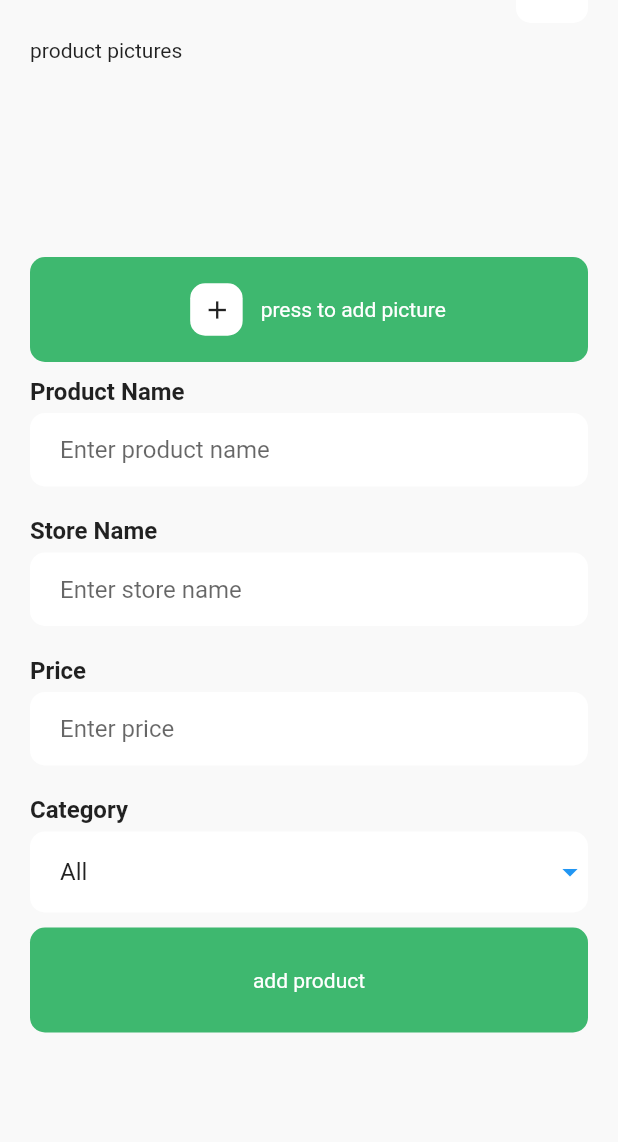
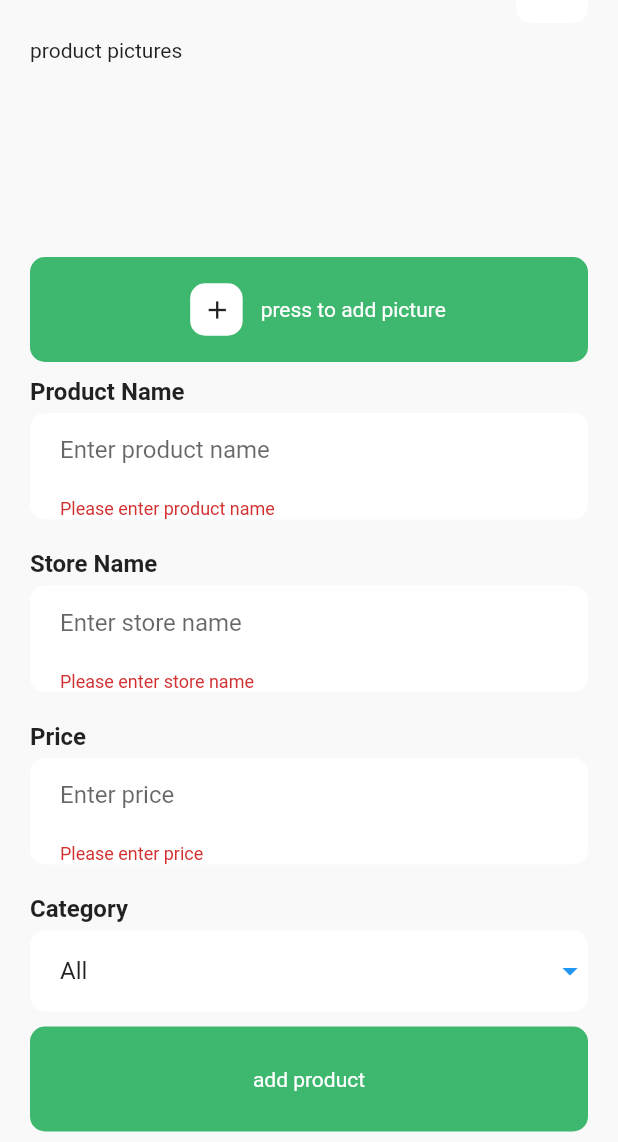
Before and after one commit to Haashir-Shakeel/job_task_flutter, a Flutter app: the AddProductScreen screen opened directly, after a tap on "add product", on a phone screen of 412 x 824 dp, the part 94-1236 px from its top. Run offline on Flutter 3.47's test engine with Material 2 defaults, Android fonts, the phone set to English and light mode, and no system bars; our stand-ins replace flutter_svg, image_picker, shared_preferences; accounts and stored records are empty; statements that could not run were skipped.

Commit message:
added formKey and implemented validation

```diff
--- a/lib/widgets/_add_product_form.dart
+++ b/lib/widgets/_add_product_form.dart
@@ -6,6 +6,8 @@ import 'package:shared_preferences/shared_preferences.dart';
 import '../constants.dart';
 import '../data/product.dart';
 import 'dart:io';
+
+import '../screens/product_list_screen.dart';
 
 class ProductAddForm extends StatefulWidget {
   final List<File> productImages;
@@ -16,6 +18,7 @@ class ProductAddForm extends StatefulWidget {
 }
 
 class ProductAddFormState extends State<ProductAddForm> {
+  final GlobalKey<FormState> _formKey = GlobalKey<FormState>();
   final TextEditingController _productNameController = TextEditingController();
   final TextEditingController _storeNameController = TextEditingController();
   final TextEditingController _priceController = TextEditingController();
@@ -30,39 +33,20 @@ class ProductAddFormState extends State<ProductAddForm> {
     super.dispose();
   }
 
-  // void _saveProduct() async {
-  //   SharedPreferences prefs = await SharedPreferences.getInstance();
-  //
-  //   // Create a Product object
-  //   Product product = Product(
-  //     productName: _productNameController.text,
-  //     storeName: _storeNameController.text,
-  //     price: double.parse(_priceController.text),
-  //     category: _selectedCategory,
-  //   );
-  //
-  //   // Convert product to a map
-  //   Map<String, dynamic> productMap = product.toMap();
-  //
-  //   // Save product data to shared preferences
-  //   await prefs.setString('product', productMap.toString());
-  //
-  //   // Show a message indicating the product has been saved
-  //   ScaffoldMessenger.of(context).showSnackBar(
-  //     SnackBar(content: Text('product added')),
-  //   );
-  // }
+
 
   void _saveProduct() async {
+    if (_formKey.currentState!.validate()) {
       SharedPreferences prefs = await SharedPreferences.getInstance();
 
-    // Retrieve existing product list from shared preferences
+
       List<String>? productList = prefs.getStringList('products');
 
-    // Parse existing product list if available, otherwise initialize an empty list
-    List products = productList?.map((jsonString) => jsonDecode(jsonString)).toList() ?? [];
 
-    // Create a Product object
+      List products = productList?.map((jsonString) => jsonDecode(jsonString))
+          .toList() ?? [];
+
+
       Product product = Product(
         productName: _productNameController.text.trim(),
         storeName: _storeNameController.text.trim(),
@@ -71,19 +55,20 @@ class ProductAddFormState extends State<ProductAddForm> {
         images: widget.productImages,
       );
 
-    // Convert product to a map
+
       Map<String, dynamic> productMap = product.toMap();
 
-    // Add new product to the list
+
       products.add(productMap);
 
-    // Serialize product list to JSON
-    List<String> serializedProducts = products.map((product) => jsonEncode(product)).toList();
 
-    // Save product list to shared preferences
+      List<String> serializedProducts = products.map((product) =>
+          jsonEncode(product)).toList();
+
+
       await prefs.setStringList('products', serializedProducts);
 
-    // Show a message indicating the product has been saved
+
       ScaffoldMessenger.of(context).showSnackBar(
         SnackBar(content: Text('Product added successfully')),
       );
@@ -91,41 +76,71 @@ class ProductAddFormState extends State<ProductAddForm> {
       _priceController.clear();
       _productNameController.clear();
       _storeNameController.clear();
-    _selectedCategory='all';
+      _selectedCategory = 'all';
 
       print(prefs.getStringList('products'));
+      _formKey.currentState!.reset();
+      Navigator.push(
+          context,
+          MaterialPageRoute(
+              builder: (context) => ProductListScreen()));
+    }
   }
 
 
   @override
   Widget build(BuildContext context) {
-    return Column(
+    return Form(
+      key: _formKey,
+      child: Column(
         crossAxisAlignment: CrossAxisAlignment.start,
         children: [
           _buildInputField(
             label: 'Product Name',
             hintText: 'Enter product name',
             controller: _productNameController,
+            validator: (value) {
+              if (value == null || value.isEmpty) {
+                return 'Please enter product name';
+              }
+              return null;
+            },
           ),
           SizedBox(height: 20.0),
           _buildInputField(
             label: 'Store Name',
             hintText: 'Enter store name',
             controller: _storeNameController,
+            validator: (value) {
+              if (value == null || value.isEmpty) {
+                return 'Please enter store name';
+              }
+              return null;
+            },
           ),
           SizedBox(height: 20.0),
           _buildInputField(
             label: 'Price',
             hintText: 'Enter price',
             controller: _priceController,
+            validator: (value) {
+              if (value == null || value.isEmpty) {
+                return 'Please enter price';
+              }
+              if (double.tryParse(value) == null) {
+                return 'Please enter a valid number';
+              }
+              return null;
+            },
           ),
 
           SizedBox(height: 20.0),
           _buildDropdownField(),
         ],
+      ),
     );
   }
-  Widget _buildButton(IconData? buttonIcon, String buttonText){
+  Widget _buildButton(IconData? buttonIcon, String buttonText,){
     return Container(
       height: 70,
       width: double.maxFinite,
@@ -171,6 +186,7 @@ class ProductAddFormState extends State<ProductAddForm> {
     required String label,
     required String hintText,
     required TextEditingController controller,
+    required String? Function(String?) validator,
   }) {
     return Column(
       crossAxisAlignment: CrossAxisAlignment.start,
@@ -188,7 +204,7 @@ class ProductAddFormState extends State<ProductAddForm> {
             color: Colors.white,
             borderRadius: BorderRadius.circular(10.0),
           ),
-          child: TextField(
+          child: TextFormField(
             controller: controller,
             decoration: InputDecoration(
               hintText: hintText,
@@ -199,6 +215,7 @@ class ProductAddFormState extends State<ProductAddForm> {
               border: InputBorder.none,
             ),
             style: TextStyle(fontSize: 16.0),
+            validator: validator,
           ),
         ),
       ],
```
Lines whose indentation alone changed are shown as unchanged.
